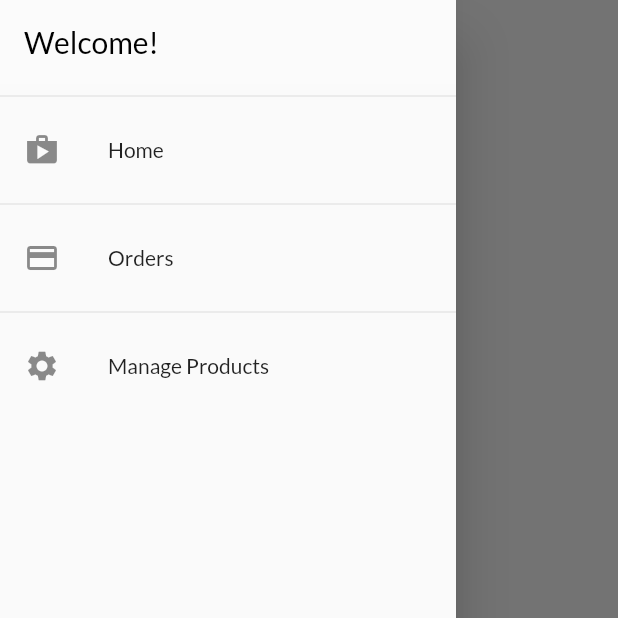
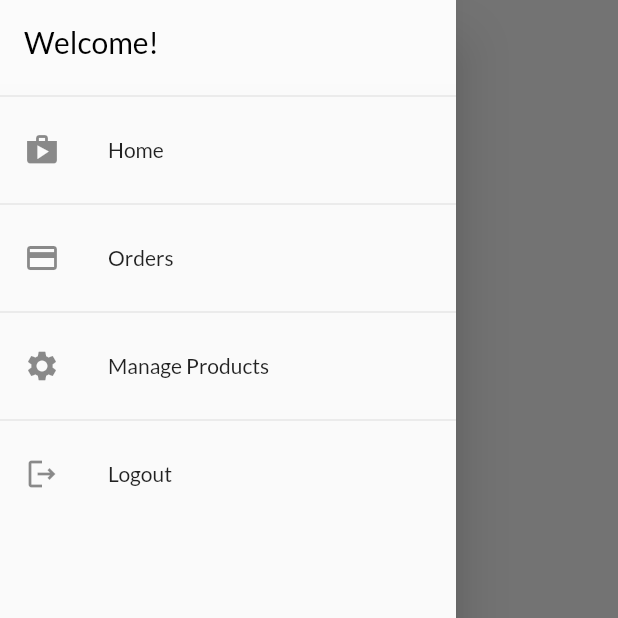
Before and after one commit to talented-vicky/shop_app, a Flutter app: the OrderPage screen opened by its route, with the side drawer open, on a phone screen of 412 x 824 dp, the top half of it. Run offline on Flutter 3.47's test engine with Material 2 defaults, Android fonts, the phone set to English and light mode, and no system bars; network calls fail.

Commit message:
implemented login and logout functionality, with auto logout

```diff
--- a/lib/main.dart
+++ b/lib/main.dart
@@ -52,8 +52,9 @@ class MyApp extends StatelessWidget {
           ChangeNotifierProxyProvider<Auth, Order>(
               update: (ctxt, auth, prevOrder) => Order(
                   authToken: auth.fetchToken,
+                  userId: auth.fetchUserId,
                   orders: prevOrder == null ? [] : prevOrder.orders),
-              create: (_) => Order(authToken: '', orders: []))
+              create: (_) => Order(authToken: '', userId: '', orders: []))
         ],
         child: Consumer<Auth>(builder: (ctxt, auth, ch) {
           // ch is usually needed if I have a static part
@@ -82,3 +83,4 @@ class MyApp extends StatelessWidget {
 }
 
 // state is simply dynamic data which affects UI
+// a tribe called Judah - Dec 15
--- a/lib/providers/auth.dart
+++ b/lib/providers/auth.dart
@@ -1,5 +1,5 @@
+import 'dart:async';
 import 'dart:convert';
-// import 'dart:js_interop';
 
 import 'package:flutter/material.dart';
 import 'package:http/http.dart' as http;
@@ -7,9 +7,10 @@ import 'package:http/http.dart' as http;
 import '../models/exception.dart';
 
 class Auth with ChangeNotifier {
-  String? _token;
-  late DateTime? _expiryDate;
-  String? _userId;
+  dynamic _token;
+  DateTime? _expiryDate;
+  dynamic _userId;
+  Timer? _authClock;
 
   bool get isAuth {
     if (fetchToken == null) {
@@ -18,7 +19,7 @@ class Auth with ChangeNotifier {
     return true;
   }
 
-  dynamic get fetchToken {
+  get fetchToken {
     if (_token != null &&
         _expiryDate != null &&
         _expiryDate!.isAfter(DateTime.now())) {
@@ -27,8 +28,8 @@ class Auth with ChangeNotifier {
     return null;
   }
 
-  String get fetchUserId {
-    return _userId!;
+  get fetchUserId {
+    return _userId;
   }
 
   Future<void> _authenticate(
@@ -57,6 +58,8 @@ class Auth with ChangeNotifier {
       _expiryDate = DateTime.now().add(Duration(
         seconds: int.parse(result['expiresIn']),
       ));
+
+      _autoLogout();
       notifyListeners();
     } catch (err) {
       throw err;
@@ -70,4 +73,22 @@ class Auth with ChangeNotifier {
   Future<void> logIn(String email, String password) async {
     return _authenticate(email, password, 'signInWithPassword');
   }
+
+  void logOut() {
+    _token = null;
+    _userId = null;
+    _expiryDate = null;
+
+    notifyListeners();
+  }
+
+  void _autoLogout() {
+    if (_authClock != null) {
+      _authClock!.cancel();
+      // canceling timer if there's already one ongoing
+    }
+    final expTime = _expiryDate!.difference(DateTime.now()).inSeconds;
+    // calling logOut function after "expTime" seconds
+    _authClock = Timer(Duration(seconds: expTime), logOut);
+  }
 }
--- a/lib/providers/order.dart
+++ b/lib/providers/order.dart
@@ -19,12 +19,13 @@ class OrderItem with ChangeNotifier {
 }
 
 class Order with ChangeNotifier {
-  final authToken;
+  final dynamic authToken;
+  final dynamic userId;
 
   List<OrderItem> orders = [];
   // this can only be accessed in this classSSS
 
-  Order({required this.authToken, required this.orders});
+  Order({required this.authToken, required this.orders, required this.userId});
 
   List<OrderItem> get allOrders {
     return [...orders];
@@ -35,7 +36,7 @@ class Order with ChangeNotifier {
 
   Future<void> getOrder() async {
     final url = Uri.parse(
-        "https://shop-app-73a49-default-rtdb.firebaseio.com/order.json?auth=$authToken");
+        'https://shop-app-73a49-default-rtdb.firebaseio.com/order/$userId.json?auth=$authToken');
     try {
       final resp = await http.get(url);
 
@@ -71,14 +72,13 @@ class Order with ChangeNotifier {
       orders = orderList;
       notifyListeners();
     } catch (err) {
-      print(err);
       throw err;
     }
   }
 
   Future<void> placeOrder(List<CartItem> cartitem, double orderPrice) async {
     final url = Uri.parse(
-        "https://shop-app-73a49-default-rtdb.firebaseio.com/order.json?auth=$authToken");
+        "https://shop-app-73a49-default-rtdb.firebaseio.com/order/$userId.json?auth=$authToken");
 
     try {
       final datetime = DateTime.now();
@@ -87,6 +87,7 @@ class Order with ChangeNotifier {
           body: json.encode({
             "totalAmount": orderPrice,
             "date": datetime.toIso8601String(),
+            "creatorId": userId,
             "cartProducts": cartitem
                 .map((prod) => {
                       "id": prod.id,
--- a/lib/providers/product.dart
+++ b/lib/providers/product.dart
@@ -43,8 +43,8 @@ class Product with ChangeNotifier {
 
 class Products with ChangeNotifier {
   List<Product> prodList = [];
-  final String authToken;
-  final String userId;
+  final dynamic authToken;
+  final dynamic userId;
 
   Products(
       {required this.authToken, required this.prodList, required this.userId});
--- a/lib/widgets/nav_drawer.dart
+++ b/lib/widgets/nav_drawer.dart
@@ -1,7 +1,9 @@
 import 'package:flutter/material.dart';
+import 'package:provider/provider.dart';
 
 import '../views/order_page.dart';
 import '../views/user_products.dart';
+import '../providers/auth.dart';
 
 class NavDrawer extends StatelessWidget {
   const NavDrawer({super.key});
@@ -13,7 +15,6 @@ class NavDrawer extends StatelessWidget {
             title:
                 const Text('Welcome!', style: TextStyle(color: Colors.black)),
             shadowColor: Colors.transparent,
-            // backgroundColor: Theme.of(context).primaryColor,
             backgroundColor: Colors.white24,
             automaticallyImplyLeading: false,
           ),
@@ -36,6 +37,18 @@ class NavDrawer extends StatelessWidget {
             onTap: () => Navigator.of(context)
                 .pushReplacementNamed(UserProducts.routeName),
           ),
+          const Divider(),
+          ListTile(
+            leading: const Icon(Icons.logout_outlined),
+            title: const Text('Logout'),
+            onTap: () {
+              Navigator.of(context).pop();
+              Provider.of<Auth>(context, listen: false).logOut();
+            },
+          ),
         ]),
       );
+
+  // Akolawon/Adebisi
+  // 08038027845
 }
```
